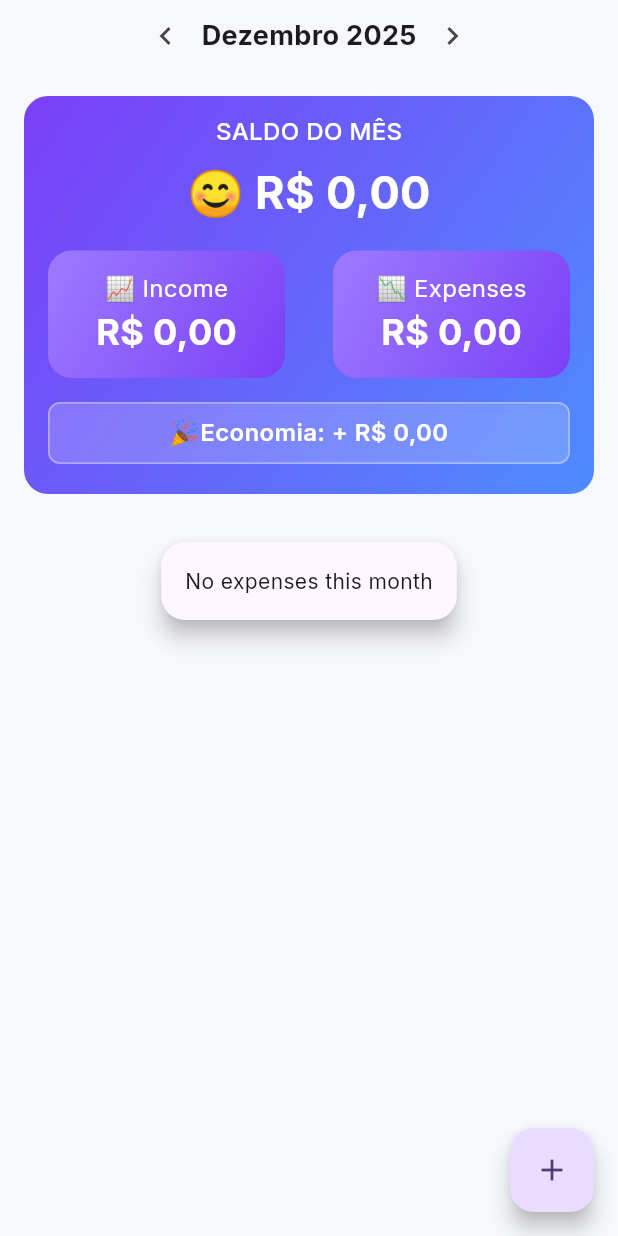
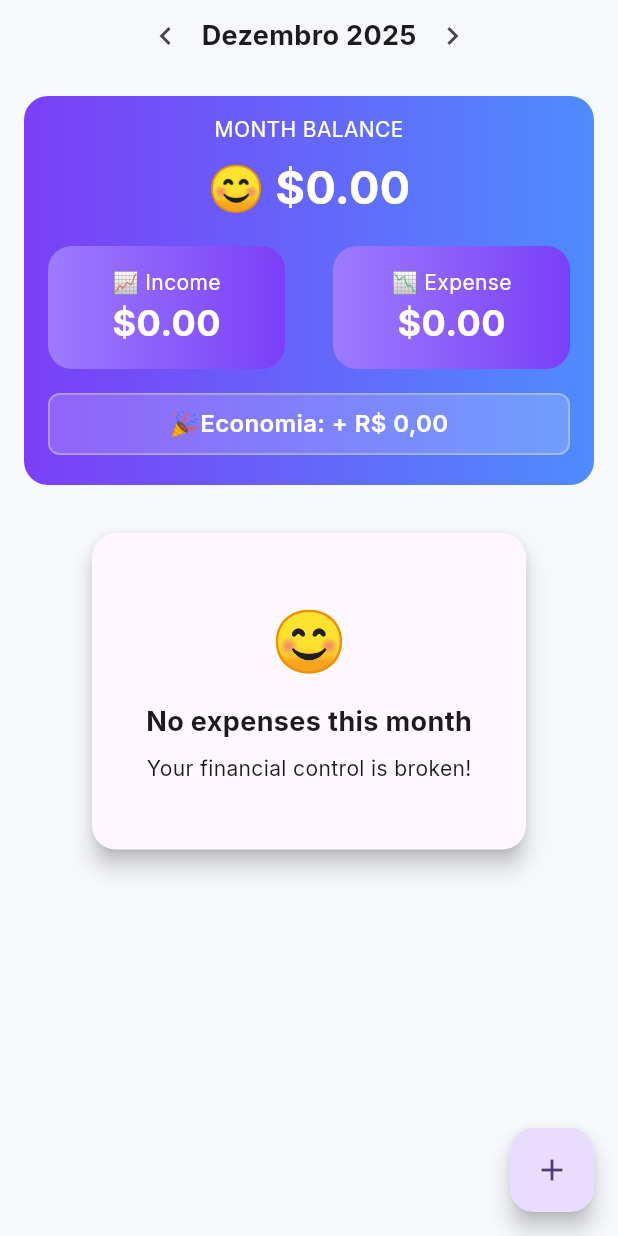
Before and after one commit to JohnnyFa/finances-control, a Flutter app: the screen it shows after launch, after a tap on the "chevron left" icon, on a phone screen of 412 x 824 dp. Run offline on Flutter 3.47's test engine with Material 3 defaults, Android fonts, the phone set to English and light mode, and no system bars; our stand-ins replace dio, equatable, fl_chart, flutter_bloc, flutter_multi_formatter, get_it and 2 more; missing offline and left inert: big_decimal; accounts and stored records are empty; generated files the repository leaves out were written again.

Commit message:
feat: Enhance home screen with monthly balance and internationalization
This commit introduces a monthly balance card to the home screen, displaying total income, expenses, and the resulting balance. It also refactors the underlying logic to handle all transaction types and adds internationalization support.

### Key Changes:

-   **Home Screen UI (`home_page.dart`):**
    -   Adds a new "Month Balance" card showing total income, total expenses, and the current balance for the month.
    -   Refactors the income and expense display into a reusable `income_expense_card.dart` widget.
    -   Improves the "no expenses" message with a more user-friendly layout.
    -   Integrates `AppLocalizations` for all static text, enabling internationalization.

-   **ViewModel & State (`home_viewmodel.dart`, `home_state.dart`):**
    -   Refactors `HomeViewModel` to fetch all transactions for the month (both income and expenses) instead of just expenses.
    -   Calculates `totalIncome`, `totalExpense`, and the overall `monthBalance`.
    -   Manages the state for the new balance figures.
    -   Changes amount handling from `BigDecimal` to `int` (cents) for better precision and performance.

-   **Use Case (`get_transactions_by_month.dart`):**
    -   Introduces `GetTransactionsByMonthUseCase` to fetch all transactions for a given month, replacing the previous expense-only use case.

-   **Localization (`app_en.arb`, `app_pt.arb`):**
    -   Adds new string resources for the home screen, including titles for balance, income, expenses, and empty states.

-   **Formatting (`currency_formatter.dart`):**
    -   Adds helper functions `formatCurrencyFromCents` and `bigDecimalToCents` to manage currency conversion from integer cents.

```diff
--- a/lib/core/formatters/currency_formatter.dart
+++ b/lib/core/formatters/currency_formatter.dart
@@ -8,3 +8,14 @@ String formatCurrency(BuildContext context, BigDecimal value) {
   final formatter = NumberFormat.simpleCurrency(locale: locale);
   return formatter.format(value.toDouble());
 }
+
+int bigDecimalToCents(BigDecimal value) {
+  return (value.toDouble() * 100).round();
+}
+
+String formatCurrencyFromCents(BuildContext context, int cents) {
+  final locale = Localizations.localeOf(context).toString();
+  final formatter = NumberFormat.simpleCurrency(locale: locale);
+
+  return formatter.format(cents / 100);
+}
--- a/lib/feat/home/di/home_injection.dart
+++ b/lib/feat/home/di/home_injection.dart
@@ -1,8 +1,10 @@
 import 'package:finances_control/core/di/setup_locator.dart';
 import 'package:finances_control/feat/home/usecase/get_expenses_by_month.dart';
+import 'package:finances_control/feat/home/usecase/get_transactions_by_month.dart';
 import 'package:finances_control/feat/home/viewmodel/home_viewmodel.dart';
 
 void homeInjection() {
   getIt.registerFactory(() => GetExpensesByMonthUseCase(getIt()));
+  getIt.registerFactory(() => GetTransactionsByMonthUseCase(getIt()));
   getIt.registerFactory(() => HomeViewModel(getIt()));
 }
--- a/lib/feat/home/domain/expense_category_summary.dart
+++ b/lib/feat/home/domain/expense_category_summary.dart
@@ -1,9 +1,8 @@
-import 'package:big_decimal/big_decimal.dart';
 import 'package:finances_control/feat/transaction/domain/category.dart';
 
 class ExpenseCategorySummary {
   final Category category;
-  final BigDecimal total;
+  final int total;
   final double percentage;
 
   ExpenseCategorySummary({
--- a/lib/feat/home/ui/home_page.dart
+++ b/lib/feat/home/ui/home_page.dart
@@ -1,4 +1,6 @@
+import 'package:finances_control/core/extensions/context_extensions.dart';
 import 'package:finances_control/core/formatters/currency_formatter.dart';
+import 'package:finances_control/feat/home/ui/widget/income_expense_card.dart';
 import 'package:finances_control/feat/home/viewmodel/home_viewmodel.dart';
 import 'package:flutter/material.dart';
 import 'package:flutter_bloc/flutter_bloc.dart';
@@ -71,19 +73,21 @@ class _HomePageState extends State<HomePage> {
 
               if (state.status == HomeStatus.error) {
                 return CustomText(
-                  description: state.error ?? 'Error loading data',
+                  description:
+                      state.error ?? context.appStrings.unexpected_error,
                 );
               }
 
               if (state.categories.isEmpty) {
-                return const CustomText(description: 'No expenses this month');
+                return _noExpenses(context);
               }
 
               return Column(
                 crossAxisAlignment: CrossAxisAlignment.start,
                 children: [
-                  const CustomText(
-                    description: "📊 Expenses per category",
+                  CustomText(
+                    description:
+                        "📊 ${context.appStrings.expenses_per_category}",
                     fontSize: 20,
                     fontWeight: FontWeight.w700,
                   ),
@@ -99,7 +103,7 @@ class _HomePageState extends State<HomePage> {
                         context,
                         category: e.category,
                         percent: e.percentage.round(),
-                        amount: formatCurrency(context, e.total),
+                        amount: formatCurrencyFromCents(context, e.total),
                       );
                     }).toList(),
                   ),
@@ -112,103 +116,59 @@ class _HomePageState extends State<HomePage> {
     );
   }
 
-  Container _balance(BuildContext context) {
+  Widget _balance(BuildContext context) {
+    return BlocBuilder<HomeViewModel, HomeState>(
+      builder: (context, state) {
+        final balance = state.monthBalance;
+
+        final emoji = balance >= 0 ? "😊" : "😬";
+
         return Container(
           decoration: BoxDecoration(
             borderRadius: BorderRadius.circular(16),
-        gradient: LinearGradient(
+            gradient: const LinearGradient(
               colors: [Color(0xFF7B3FF6), Color(0xFF4E8CFF)],
-          begin: Alignment.topLeft,
-          end: Alignment.bottomRight,
             ),
           ),
           margin: const EdgeInsets.all(16),
           child: Column(
             children: [
-          SizedBox(height: 12),
+              const SizedBox(height: 12),
               CustomText(
-            description: "SALDO DO MÊS",
-            fontSize: 16,
-            fontWeight: FontWeight.w500,
+                description: context.appStrings.month_balance,
                 color: Colors.white,
               ),
-          SizedBox(height: 8),
+              const SizedBox(height: 8),
               CustomText(
-            description: "😊 R\$ 0,00",
+                description:
+                    "$emoji ${formatCurrencyFromCents(context, balance)}",
                 fontSize: 30,
                 fontWeight: FontWeight.w700,
                 color: Colors.white,
               ),
-          SizedBox(height: 16),
+              const SizedBox(height: 16),
               Row(
                 children: [
-              Expanded(
-                child: Container(
-                  margin: const EdgeInsets.symmetric(horizontal: 16),
-                  padding: const EdgeInsets.symmetric(vertical: 14),
-                  decoration: BoxDecoration(
-                    borderRadius: BorderRadius.circular(16),
-                    gradient: const LinearGradient(
-                      colors: [Color(0xFF9D7BFF), Color(0xFF7B3FF6)],
-                      begin: Alignment.topLeft,
-                      end: Alignment.bottomRight,
+                  incomeExpenseCard(
+                    context,
+                    "📈 ${context.appStrings.income}",
+                    state.totalIncome,
                   ),
-                  ),
-                  child: Column(
-                    children: const [
-                      CustomText(
-                        description: "📈 Income",
-                        fontSize: 16,
-                        fontWeight: FontWeight.w400,
-                        color: Colors.white,
-                      ),
-                      CustomText(
-                        description: "R\$ 0,00",
-                        fontSize: 24,
-                        fontWeight: FontWeight.w700,
-                        color: Colors.white,
+                  incomeExpenseCard(
+                    context,
+                    "📉 ${context.appStrings.expense}",
+                    state.totalExpense,
                   ),
                 ],
               ),
-                ),
-              ),
-              Expanded(
-                child: Container(
-                  margin: const EdgeInsets.symmetric(horizontal: 16),
-                  padding: const EdgeInsets.symmetric(vertical: 14),
-                  decoration: BoxDecoration(
-                    borderRadius: BorderRadius.circular(16),
-                    gradient: const LinearGradient(
-                      colors: [Color(0xFF9D7BFF), Color(0xFF7B3FF6)],
-                      begin: Alignment.topLeft,
-                      end: Alignment.bottomRight,
-                    ),
-                  ),
-                  child: Column(
-                    children: const [
-                      CustomText(
-                        description: "📉 Expenses",
-                        fontSize: 16,
-                        fontWeight: FontWeight.w400,
-                        color: Colors.white,
-                      ),
-                      CustomText(
-                        description: "R\$ 0,00",
-                        fontSize: 24,
-                        fontWeight: FontWeight.w700,
-                        color: Colors.white,
-                      ),
-                    ],
-                  ),
-                ),
-              ),
-            ],
-          ),
-          SizedBox(height: 16),
+              const SizedBox(height: 16),
               Container(
                 width: double.infinity,
                 margin: const EdgeInsets.symmetric(horizontal: 16),
-            padding: const EdgeInsets.symmetric(horizontal: 12, vertical: 8),
+                padding: const EdgeInsets.symmetric(
+                  horizontal: 12,
+                  vertical: 8,
+                ),
                 decoration: BoxDecoration(
                   color: Colors.white.withValues(alpha: 0.18),
                   borderRadius: BorderRadius.circular(8),
@@ -226,9 +186,37 @@ class _HomePageState extends State<HomePage> {
                   ),
                 ),
               ),
-          SizedBox(height: 20),
+              const SizedBox(height: 20),
             ],
           ),
         );
+      },
+    );
+  }
+
+  Column _noExpenses(BuildContext context) {
+    return Column(
+      children: [
+        Container(
+          padding: const EdgeInsets.symmetric(vertical: 28, horizontal: 20),
+          child: Column(
+            children: [
+              CustomText(description: "😊", fontSize: 40),
+              SizedBox(height: 12),
+              CustomText(
+                description: context.appStrings.empty_expenses,
+                fontSize: 18,
+                fontWeight: FontWeight.w700,
+              ),
+              SizedBox(height: 8),
+              CustomText(
+                description: context.appStrings.financial_control,
+                fontSize: 14,
+              ),
+            ],
+          ),
+        ),
+      ],
+    );
   }
 }
--- /dev/null
+++ b/lib/feat/home/ui/widget/income_expense_card.dart
@@ -0,0 +1,36 @@
+import 'package:finances_control/core/formatters/currency_formatter.dart';
+import 'package:finances_control/widget/custom_text.dart';
+import 'package:flutter/material.dart';
+
+Widget incomeExpenseCard(
+    BuildContext context,
+    String title,
+    int value,
+    ) {
+  return Expanded(
+    child: Container(
+      margin: const EdgeInsets.symmetric(horizontal: 16),
+      padding: const EdgeInsets.symmetric(vertical: 14),
+      decoration: BoxDecoration(
+        borderRadius: BorderRadius.circular(16),
+        gradient: const LinearGradient(
+          colors: [Color(0xFF9D7BFF), Color(0xFF7B3FF6)],
+        ),
+      ),
+      child: Column(
+        children: [
+          CustomText(
+            description: title,
+            color: Colors.white,
+          ),
+          CustomText(
+            description: formatCurrencyFromCents(context, value),
+            fontSize: 24,
+            fontWeight: FontWeight.w700,
+            color: Colors.white,
+          ),
+        ],
+      ),
+    ),
+  );
+}
--- /dev/null
+++ b/lib/feat/home/usecase/get_transactions_by_month.dart
@@ -0,0 +1,12 @@
+import 'package:finances_control/feat/transaction/domain/transaction.dart';
+import 'package:finances_control/feat/transaction/domain/transaction_repository.dart';
+
+class GetTransactionsByMonthUseCase {
+  final TransactionRepository repository;
+
+  GetTransactionsByMonthUseCase(this.repository);
+
+  Future<List<Transaction>> call(int year, int month) {
+    return repository.getByMonth(year: year, month: month);
+  }
+}
--- a/lib/feat/home/viewmodel/home_state.dart
+++ b/lib/feat/home/viewmodel/home_state.dart
@@ -5,37 +5,68 @@ enum HomeStatus { initial, loading, success, error }
 
 class HomeState extends Equatable {
   final HomeStatus status;
+  final int year;
+  final int month;
+
   final List<ExpenseCategorySummary> categories;
+
+  final int totalIncome;
+  final int totalExpense;
+
   final String? error;
-  final int? year;
-  final int? month;
 
   const HomeState({
     required this.status,
-    this.categories = const [],
+    required this.year,
+    required this.month,
+    required this.categories,
+    required this.totalIncome,
+    required this.totalExpense,
     this.error,
-    this.year,
-    this.month,
   });
 
-  factory HomeState.initial() => const HomeState(status: HomeStatus.initial);
+  int get monthBalance => totalIncome - totalExpense;
+
+  factory HomeState.initial() {
+    final now = DateTime.now();
+    return HomeState(
+      status: HomeStatus.initial,
+      year: now.year,
+      month: now.month,
+      categories: const [],
+      totalIncome: 0,
+      totalExpense: 0,
+    );
+  }
 
   HomeState copyWith({
     HomeStatus? status,
-    List<ExpenseCategorySummary>? categories,
-    String? error,
     int? year,
     int? month,
+    List<ExpenseCategorySummary>? categories,
+    int? totalIncome,
+    int? totalExpense,
+    String? error,
   }) {
     return HomeState(
       status: status ?? this.status,
-      categories: categories ?? this.categories,
-      error: error,
       year: year ?? this.year,
       month: month ?? this.month,
+      categories: categories ?? this.categories,
+      totalIncome: totalIncome ?? this.totalIncome,
+      totalExpense: totalExpense ?? this.totalExpense,
+      error: error,
     );
   }
 
   @override
-  List<Object?> get props => [status, categories, error];
+  List<Object?> get props => [
+    status,
+    year,
+    month,
+    categories,
+    totalIncome,
+    totalExpense,
+    error,
+  ];
 }
--- a/lib/feat/home/viewmodel/home_viewmodel.dart
+++ b/lib/feat/home/viewmodel/home_viewmodel.dart
@@ -1,63 +1,123 @@
-import 'package:big_decimal/big_decimal.dart';
+import 'package:finances_control/core/formatters/currency_formatter.dart';
 import 'package:finances_control/feat/home/domain/expense_category_summary.dart';
-import 'package:finances_control/feat/home/usecase/get_expenses_by_month.dart';
+import 'package:finances_control/feat/home/usecase/get_transactions_by_month.dart';
 import 'package:finances_control/feat/home/viewmodel/home_state.dart';
 import 'package:finances_control/feat/transaction/domain/category.dart';
+import 'package:finances_control/feat/transaction/domain/enum_transaction.dart';
+import 'package:finances_control/feat/transaction/domain/transaction.dart';
 import 'package:flutter_bloc/flutter_bloc.dart';
 
 class HomeViewModel extends Cubit<HomeState> {
-  final GetExpensesByMonthUseCase getExpenses;
+  final GetTransactionsByMonthUseCase getTransactions;
 
-  HomeViewModel(this.getExpenses) : super(HomeState.initial());
+  HomeViewModel(this.getTransactions) : super(HomeState.initial());
 
   Future<void> load(int year, int month) async {
-    emit(state.copyWith(status: HomeStatus.loading));
+    emit(_loadingState(year, month));
 
     try {
-      final transactions = await getExpenses(year, month);
+      final transactions = await _fetchTransactions(year, month);
 
-      if (transactions.isEmpty) {
-        emit(state.copyWith(status: HomeStatus.success, categories: []));
-        return;
+      final totals = _calculateTotals(transactions);
+
+      final summaries = _buildExpenseSummaries(
+        totals.expenseTotals,
+        totals.totalExpense,
+      );
+
+      emit(
+        _successState(
+          income: totals.totalIncome,
+          expense: totals.totalExpense,
+          categories: summaries,
+        ),
+      );
+    } catch (e) {
+      emit(_errorState(e));
+    }
   }
 
-      final Map<Category, BigDecimal> totals = {};
+  HomeState _loadingState(int year, int month) {
+    return state.copyWith(status: HomeStatus.loading, year: year, month: month);
+  }
 
-      for (final tx in transactions) {
-        totals.update(
-          tx.category,
-          (value) => value + tx.amount,
-          ifAbsent: () => tx.amount,
+  HomeState _successState({
+    required int income,
+    required int expense,
+    required List<ExpenseCategorySummary> categories,
+  }) {
+    return state.copyWith(
+      status: HomeStatus.success,
+      totalIncome: income,
+      totalExpense: expense,
+      categories: categories,
     );
   }
 
-      final BigDecimal grandTotal = totals.values.fold(
-        BigDecimal.zero,
-        (a, b) => a + b,
+  HomeState _errorState(Object error) {
+    return state.copyWith(status: HomeStatus.error, error: error.toString());
+  }
+
+  Future<List<Transaction>> _fetchTransactions(int year, int month) {
+    return getTransactions(year, month);
+  }
+
+  _TotalsResult _calculateTotals(List<Transaction> transactions) {
+    int income = 0;
+    int expense = 0;
+    final Map<Category, int> expenseTotals = {};
+
+    for (final tx in transactions) {
+      final amountInCents = bigDecimalToCents(tx.amount);
+
+      if (tx.type == TransactionType.income) {
+        income += amountInCents;
+      } else {
+        expense += amountInCents;
+
+        expenseTotals.update(
+          tx.category,
+          (value) => value + amountInCents,
+          ifAbsent: () => amountInCents,
         );
+      }
+    }
 
-      final summaries = totals.entries.map((entry) {
-        final double percentage = grandTotal == BigDecimal.zero
-            ? 0
-            : (entry.value.toDouble() / grandTotal.toDouble()) * 100;
+    return _TotalsResult(
+      totalIncome: income,
+      totalExpense: expense,
+      expenseTotals: expenseTotals,
+    );
+  }
+
+  List<ExpenseCategorySummary> _buildExpenseSummaries(
+    Map<Category, int> expenseTotals,
+    int totalExpense,
+  ) {
+    return expenseTotals.entries.map((e) {
+      final percentage = totalExpense == 0
+          ? 0.0
+          : (e.value / totalExpense) * 100;
 
       return ExpenseCategorySummary(
-          category: entry.key,
-          total: entry.value,
+        category: e.key,
+        total: e.value,
         percentage: percentage,
       );
     }).toList()..sort((a, b) => b.total.compareTo(a.total));
-
-      emit(state.copyWith(status: HomeStatus.success, categories: summaries));
-    } catch (e) {
-      emit(state.copyWith(status: HomeStatus.error, error: e.toString()));
-    }
   }
 
-  Future<void> reload() async {
-    await load(
-      state.year ?? DateTime.now().year,
-      state.month ?? DateTime.now().month,
-    );
+  Future<void> reload() => load(state.year, state.month);
 }
+
+class _TotalsResult {
+  final int totalIncome;
+  final int totalExpense;
+  final Map<Category, int> expenseTotals;
+
+  _TotalsResult({
+    required this.totalIncome,
+    required this.totalExpense,
+    required this.expenseTotals,
+  });
 }
--- a/lib/l10n/app_en.arb
+++ b/lib/l10n/app_en.arb
@@ -28,5 +28,8 @@
   "shopping": "Shopping",
   "health": "Health",
   "entertainment": "Entertainment",
-  "others": "Others"
+  "others": "Others",
+  "financial_control": "Your financial control is broken!",
+  "empty_expenses": "No expenses this month",
+  "economy": "Economy"
 }
--- a/lib/l10n/app_pt.arb
+++ b/lib/l10n/app_pt.arb
@@ -9,8 +9,8 @@
   "category": "Categoria",
   "type": "Tipo",
   "save": "Salvar",
-  "income": "Entrada",
-  "expense": "Despesa",
+  "income": "Entradas",
+  "expense": "Despesas",
   "month_balance": "SALDO DO MÊS",
   "expenses_per_category": "DESPESAS POR CATEGORIA",
   "add_transaction": "ADICIONAR TRANSAÇÃO",
@@ -28,5 +28,8 @@
   "shopping": "Compras",
   "health": "Saúde",
   "entertainment": "Entretenimento",
-  "others": "Outros"
+  "others": "Outros",
+  "financial_control": "Seu controle financeiro está impecável!",
+  "empty_expenses": "Nenhuma despesa este mês",
+  "economy": "Economia"
 }
```
Lines whose indentation alone changed are shown as unchanged.
